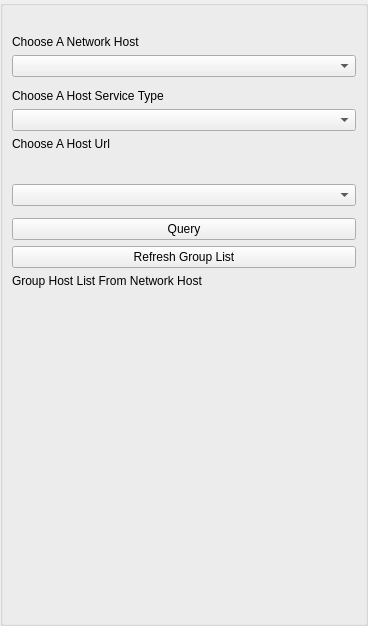
Before: the Qt Designer form AppsSrc/CommonSrc/Forms/AppletTestHostClient.ui in brettrjones-github/nolimitconnect, drawn with Qt 5.
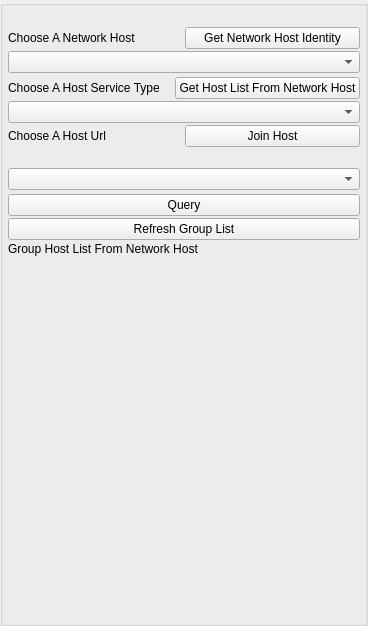
After: the same form once the commit is applied. Custom widgets are drawn as their Qt base class.

Commit message: Work on host discovery and listing

Patch:
```diff
--- a/AppsSrc/CommonSrc/Forms/AppletTestHostClient.ui
+++ b/AppsSrc/CommonSrc/Forms/AppletTestHostClient.ui
@@ -41,6 +41,21 @@
       <string/>
      </property>
      <layout class="QVBoxLayout" name="verticalLayout_2">
+      <property name="spacing">
+       <number>2</number>
+      </property>
+      <property name="leftMargin">
+       <number>5</number>
+      </property>
+      <property name="topMargin">
+       <number>5</number>
+      </property>
+      <property name="rightMargin">
+       <number>5</number>
+      </property>
+      <property name="bottomMargin">
+       <number>5</number>
+      </property>
       <item>
        <widget class="QLabel" name="m_StatusLabel">
         <property name="text">
@@ -49,6 +64,8 @@
        </widget>
       </item>
       <item>
+       <layout class="QHBoxLayout" name="horizontalLayout">
+        <item>
        <widget class="QLabel" name="m_NetworkHostLabel">
         <property name="text">
          <string>Choose A Network Host</string>
@@ -59,12 +76,23 @@
        </widget>
       </item>
       <item>
+         <widget class="QPushButton" name="m_GetNetworkHostIdentityButton">
+          <property name="text">
+           <string>Get Network Host Identity</string>
+          </property>
+         </widget>
+        </item>
+       </layout>
+      </item>
+      <item>
        <widget class="QComboBox" name="m_NetworkHostComboBox"/>
       </item>
       <item>
        <widget class="IdentWidget" name="m_NetworkIdentWidget" native="true"/>
       </item>
       <item>
+       <layout class="QHBoxLayout" name="horizontalLayout_2">
+        <item>
        <widget class="QLabel" name="m_Label1">
         <property name="text">
          <string>Choose A Host Service Type</string>
@@ -75,9 +103,20 @@
        </widget>
       </item>
       <item>
+         <widget class="QPushButton" name="m_GetNetHostListButton">
+          <property name="text">
+           <string>Get Host List From Network Host</string>
+          </property>
+         </widget>
+        </item>
+       </layout>
+      </item>
+      <item>
        <widget class="QComboBox" name="m_HostTypeComboBox"/>
       </item>
       <item>
+       <layout class="QHBoxLayout" name="horizontalLayout_3">
+        <item>
        <widget class="QLabel" name="m_Label2">
         <property name="text">
          <string>Choose A Host Url</string>
@@ -85,6 +124,15 @@
        </widget>
       </item>
       <item>
+         <widget class="QPushButton" name="m_JoinHostButton">
+          <property name="text">
+           <string>Join Host</string>
+          </property>
+         </widget>
+        </item>
+       </layout>
+      </item>
+      <item>
        <widget class="QLabel" name="m_GroupUserStatusLabel">
         <property name="font">
          <font>
```
Left out of the diff: 2 changed lines with no effect on the pictures. Lines whose indentation alone changed are shown as unchanged. The commit also changes 25 other files.
